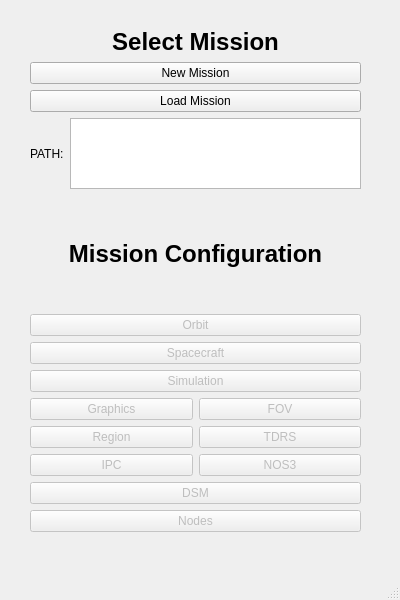
First picture: the form in dsm_gui/mainwindow.ui, repository pavelgalchenko/dsm_gui, before the edit.
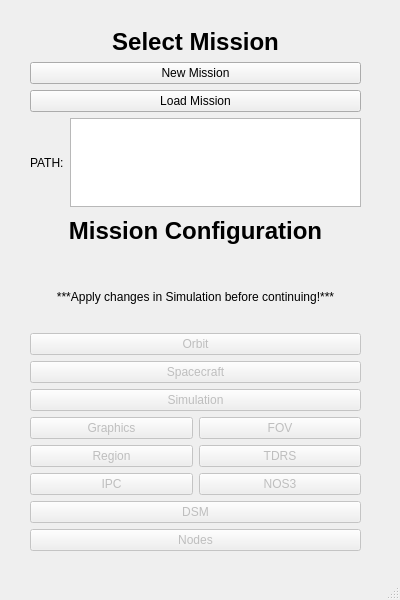
Second picture: the form after the edit.

Diff of the .ui file:
```diff
--- a/dsm_gui/mainwindow.ui
+++ b/dsm_gui/mainwindow.ui
@@ -38,7 +38,7 @@
       <x>30</x>
       <y>28</y>
       <width>331</width>
-      <height>161</height>
+      <height>179</height>
      </rect>
     </property>
     <layout class="QVBoxLayout" name="verticalLayout">
@@ -101,7 +101,7 @@
       <x>30</x>
       <y>201</y>
       <width>331</width>
-      <height>331</height>
+      <height>350</height>
      </rect>
     </property>
     <layout class="QVBoxLayout" name="verticalLayout_2">
@@ -117,6 +117,16 @@
          </property>
         </widget>
        </item>
+       <item>
+        <widget class="QLabel" name="Warning">
+         <property name="text">
+          <string>***Apply changes in Simulation before continuing!***</string>
+         </property>
+         <property name="alignment">
+          <set>Qt::AlignCenter</set>
+         </property>
+        </widget>
+       </item>
        <item>
         <widget class="QPushButton" name="ORB_Menu">
          <property name="enabled">
```
